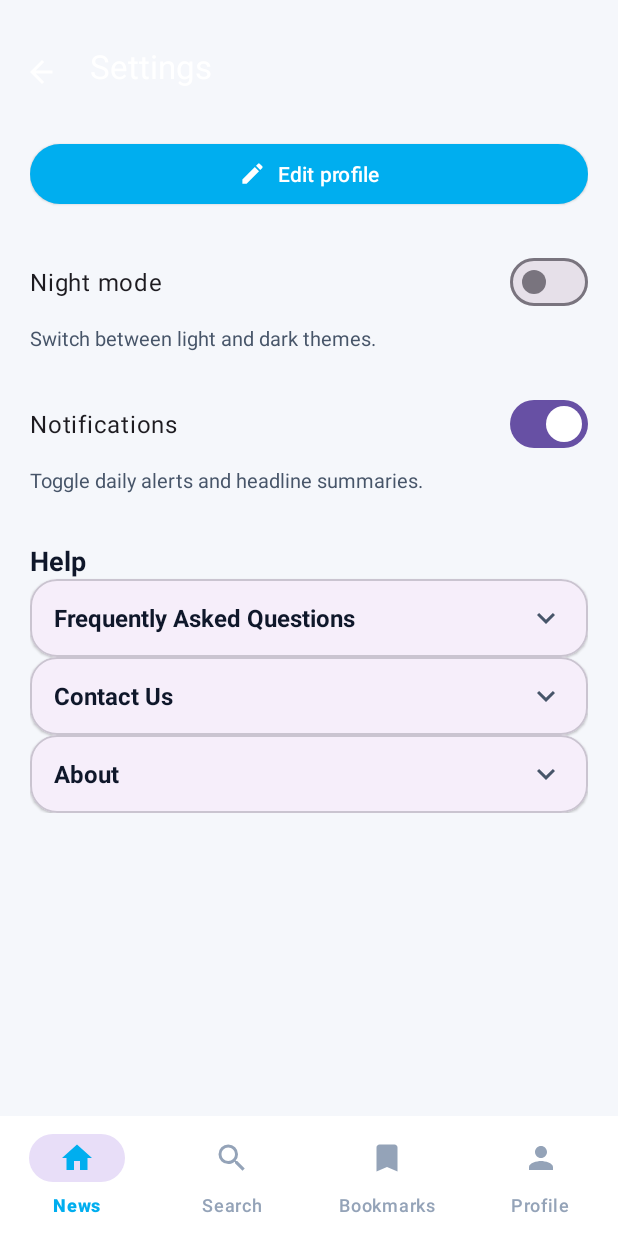
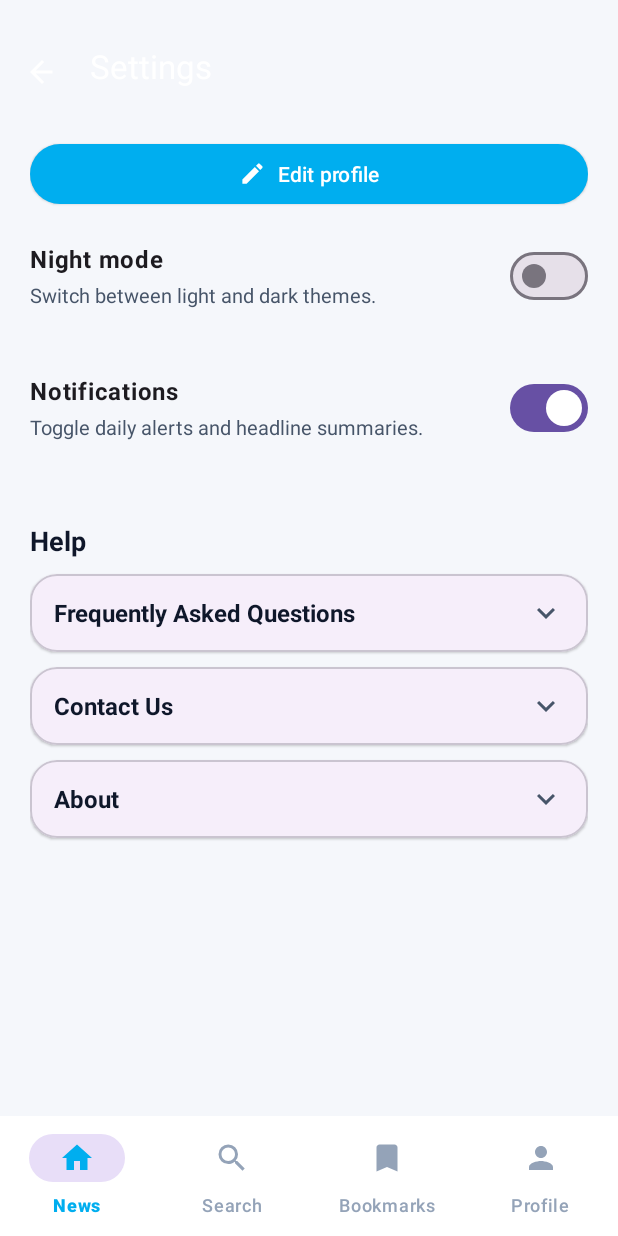
Before and after one commit to Gr1cLev/NewsApp, an Android app: the fragment SettingsFragment placed in its activity, on a phone screen of 412 x 824 dp. Run offline under Robolectric (Android 15) with nearby library versions, the phone set to English and light mode, and no system bars.

Commit message:
rapihin setting

```diff
--- a/app/src/main/res/layout/fragment_settings.xml
+++ b/app/src/main/res/layout/fragment_settings.xml
@@ -8,11 +8,13 @@
     tools:context=".ui.settings.SettingsFragment">
 
     <androidx.core.widget.NestedScrollView
+        android:id="@+id/nestedScrollView2"
         android:layout_width="match_parent"
         android:layout_height="match_parent"
-        android:padding="20dp"
         android:clipToPadding="false"
-        android:overScrollMode="never">
+        android:overScrollMode="never"
+        android:padding="20dp">
+
 
         <LinearLayout
             android:layout_width="match_parent"
@@ -20,6 +22,7 @@
             android:orientation="vertical"
             android:paddingTop="72dp">
 
+            <!-- button edit profil -->
             <com.google.android.material.button.MaterialButton
                 android:id="@+id/buttonEditProfile"
                 style="@style/Widget.Material3.Button.ElevatedButton"
@@ -27,48 +30,118 @@
                 android:layout_height="wrap_content"
                 android:text="@string/settings_edit_profile"
                 android:textColor="@android:color/white"
+                app:backgroundTint="@color/primary_blue"
                 app:icon="@drawable/ic_edit"
                 app:iconGravity="textStart"
                 app:iconPadding="8dp"
-                app:iconTint="@android:color/white"
-                app:backgroundTint="@color/primary_blue" />
+                app:iconTint="@android:color/white" />
 
-            <com.google.android.material.materialswitch.MaterialSwitch
-                android:id="@+id/switchNightMode"
+            <!-- night mode -->
+            <LinearLayout
+                xmlns:android="http://schemas.android.com/apk/res/android"
+                xmlns:app="http://schemas.android.com/apk/res-auto"
                 android:layout_width="match_parent"
                 android:layout_height="wrap_content"
-                android:layout_marginTop="24dp"
+                android:layout_marginTop="20dp"
+                android:layout_marginBottom="20dp"
+                android:orientation="horizontal"
+                android:gravity="center_vertical">
+
+                <!-- Bagian kiri: label dan hint -->
+                <androidx.constraintlayout.widget.ConstraintLayout
+                    android:layout_width="0dp"
+                    android:layout_height="wrap_content"
+                    android:layout_weight="1">
+
+                    <TextView
+                        android:id="@+id/nightModeLabel"
+                        android:layout_width="0dp"
+                        android:layout_height="wrap_content"
                         android:text="@string/settings_night_mode"
                         android:textAppearance="@style/TextAppearance.Material3.BodyLarge"
-                app:switchPadding="12dp" />
+                        android:textStyle="bold"
+                        android:layout_marginEnd="8dp"
+                        app:layout_constraintStart_toStartOf="parent"
+                        app:layout_constraintEnd_toEndOf="parent"
+                        app:layout_constraintTop_toTopOf="parent" />
 
                     <TextView
                         android:id="@+id/nightModeHint"
+                        android:layout_width="0dp"
+                        android:layout_height="wrap_content"
+                        android:text="@string/settings_night_mode_hintsettings_night_mode_hint"
+                        android:textColor="@color/text_secondary"
+                        android:textSize="13sp"
+                        android:layout_marginTop="4dp"
+                        app:layout_constraintTop_toBottomOf="@id/nightModeLabel"
+                        app:layout_constraintStart_toStartOf="parent"
+                        app:layout_constraintEnd_toEndOf="parent" />
+                </androidx.constraintlayout.widget.ConstraintLayout>
+
+                <!-- Bagian kanan: switch -->
+                <com.google.android.material.materialswitch.MaterialSwitch
+                    android:id="@+id/switchNightMode"
+                    android:layout_width="wrap_content"
+                    android:layout_height="wrap_content"
+                    android:textAppearance="@style/TextAppearance.Material3.BodyLarge"
+                    android:layout_marginStart="8dp"
+                    />
+            </LinearLayout>
+
+            <!-- Notification -->
+            <LinearLayout
+                xmlns:android="http://schemas.android.com/apk/res/android"
+                xmlns:app="http://schemas.android.com/apk/res-auto"
                 android:layout_width="match_parent"
                 android:layout_height="wrap_content"
-                android:layout_marginTop="4dp"
-                android:text="@string/settings_night_mode_hint"
-                android:textColor="@color/text_secondary"
-                android:textSize="13sp" />
+                android:layout_marginTop="20dp"
+                android:layout_marginBottom="20dp"
+                android:orientation="horizontal"
+                android:gravity="center_vertical">
 
-            <com.google.android.material.materialswitch.MaterialSwitch
-                android:id="@+id/switchNotifications"
-                android:layout_width="match_parent"
+                <!-- Bagian kiri: label dan hint -->
+                <androidx.constraintlayout.widget.ConstraintLayout
+                    android:layout_width="0dp"
                     android:layout_height="wrap_content"
-                android:layout_marginTop="24dp"
+                    android:layout_weight="1">
+
+                    <TextView
+                        android:id="@+id/notificationsLabel"
+                        android:layout_width="0dp"
+                        android:layout_height="wrap_content"
                         android:text="@string/settings_notifications"
                         android:textAppearance="@style/TextAppearance.Material3.BodyLarge"
-                app:switchPadding="12dp" />
+                        android:textStyle="bold"
+                        android:layout_marginEnd="8dp"
+                        app:layout_constraintStart_toStartOf="parent"
+                        app:layout_constraintEnd_toEndOf="parent"
+                        app:layout_constraintTop_toTopOf="parent" />
 
                     <TextView
                         android:id="@+id/notificationsHint"
-                android:layout_width="match_parent"
+                        android:layout_width="0dp"
                         android:layout_height="wrap_content"
-                android:layout_marginTop="4dp"
                         android:text="@string/settings_notifications_hint"
                         android:textColor="@color/text_secondary"
-                android:textSize="13sp" />
+                        android:textSize="13sp"
+                        android:layout_marginTop="4dp"
+                        app:layout_constraintTop_toBottomOf="@id/notificationsLabel"
+                        app:layout_constraintStart_toStartOf="parent"
+                        app:layout_constraintEnd_toEndOf="parent" />
 
+                </androidx.constraintlayout.widget.ConstraintLayout>
+
+                <!-- Bagian kanan: switch -->
+                <com.google.android.material.materialswitch.MaterialSwitch
+                    android:id="@+id/switchNotifications"
+                    android:layout_width="wrap_content"
+                    android:layout_height="wrap_content"
+                    android:textAppearance="@style/TextAppearance.Material3.BodyLarge"
+                    android:layout_marginStart="8dp" />
+
+            </LinearLayout>
+
+            <!-- Help -->
             <TextView
                 android:layout_width="match_parent"
                 android:layout_height="wrap_content"
@@ -76,25 +149,31 @@
                 android:text="@string/settings_help_section"
                 android:textColor="@color/text_primary"
                 android:textSize="18sp"
-                android:textStyle="bold" />
+                android:textStyle="bold"
+                android:layout_marginBottom="10dp"/>
 
+
+            <!-- Child -->
             <include
                 android:id="@+id/cardFaq"
                 layout="@layout/view_settings_expandable"
                 android:layout_width="match_parent"
-                android:layout_height="wrap_content" />
+                android:layout_height="wrap_content"
+                android:layout_marginBottom="10dp"/>
 
             <include
                 android:id="@+id/cardContact"
                 layout="@layout/view_settings_expandable"
                 android:layout_width="match_parent"
-                android:layout_height="wrap_content" />
+                android:layout_height="wrap_content"
+                android:layout_marginBottom="10dp"/>
 
             <include
                 android:id="@+id/cardAbout"
                 layout="@layout/view_settings_expandable"
                 android:layout_width="match_parent"
-                android:layout_height="wrap_content" />
+                android:layout_height="wrap_content"
+                android:layout_marginBottom="10dp"/>
 
         </LinearLayout>
     </androidx.core.widget.NestedScrollView>
@@ -105,9 +184,18 @@
         android:layout_width="match_parent"
         android:layout_height="wrap_content"
         android:background="@android:color/transparent"
+        android:textColor="@android:color/black"
         android:paddingTop="16dp"
         android:theme="@style/ThemeOverlay.Material3.Dark.ActionBar"
         app:navigationIcon="@drawable/ic_back_arrow"
         app:title="@string/title_settings" />
 
+    <androidx.constraintlayout.widget.ConstraintLayout
+        android:layout_width="match_parent"
+        android:layout_height="match_parent"
+        app:layout_anchor="@+id/nestedScrollView2"
+        app:layout_anchorGravity="start|bottom">
+
+    </androidx.constraintlayout.widget.ConstraintLayout>
+
 </androidx.coordinatorlayout.widget.CoordinatorLayout>
--- a/app/src/main/res/values/strings.xml
+++ b/app/src/main/res/values/strings.xml
@@ -45,7 +45,7 @@
     <string name="title_settings">Settings</string>
     <string name="settings_night_mode">Night mode</string>
     <string name="settings_notifications">Notifications</string>
-    <string name="settings_night_mode_hint">Switch between light and dark themes.</string>
+    <string name="settings_night_mode_hintsettings_night_mode_hint">Switch between light and dark themes.</string>
     <string name="settings_notifications_hint">Toggle daily alerts and headline summaries.</string>
     <string name="settings_help_section">Help</string>
     <string name="settings_faq">Frequently Asked Questions</string>
```
Lines whose indentation alone changed are shown as unchanged.
